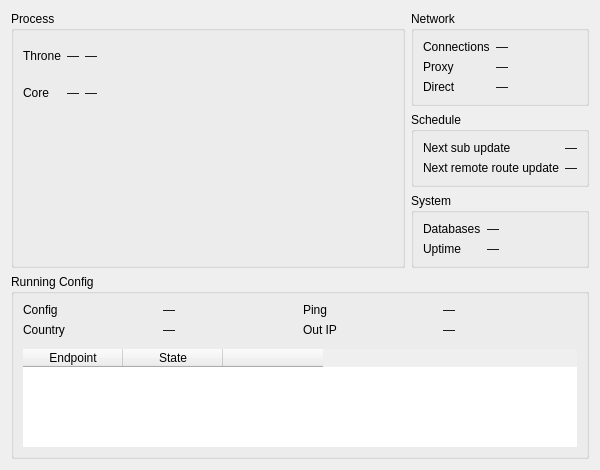
Above: include/ui/stats/RuntimeStatsWidget.ui from parhelia512/nekoray-win7 before the change. Below: the same form after it.
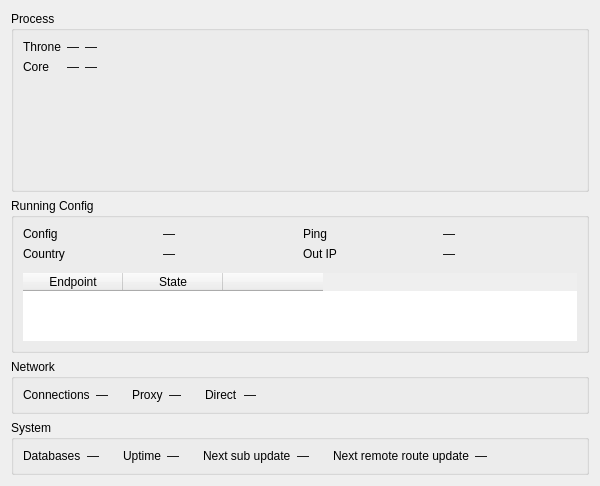
That is the form after the change. Custom widgets are drawn as their Qt base class.

Commit message: change runtime stats ui

```diff
--- a/include/ui/stats/RuntimeStatsWidget.ui
+++ b/include/ui/stats/RuntimeStatsWidget.ui
@@ -11,7 +11,7 @@
    </rect>
   </property>
   <layout class="QGridLayout" name="rootGrid">
-   <item row="0" column="0" rowspan="3">
+   <item row="0" column="0">
     <widget class="QGroupBox" name="groupProcess">
      <property name="title">
       <string>Process</string>
@@ -89,140 +89,33 @@
        </layout>
       </item>
       <item>
-       <widget class="MiniChartWidget" name="cpuChart" native="true"/>
+       <layout class="QHBoxLayout" name="chartsRow">
+        <item>
+         <widget class="MiniChartWidget" name="cpuChart" native="true">
+          <property name="minimumSize">
+           <size>
+            <width>0</width>
+            <height>100</height>
+           </size>
+          </property>
+         </widget>
+        </item>
+        <item>
+         <widget class="MiniChartWidget" name="ramChart" native="true">
+          <property name="minimumSize">
+           <size>
+            <width>0</width>
+            <height>100</height>
+           </size>
+          </property>
+         </widget>
+        </item>
+       </layout>
       </item>
-      <item>
-       <widget class="MiniChartWidget" name="ramChart" native="true"/>
-      </item>
      </layout>
     </widget>
    </item>
-   <item row="0" column="1">
-    <widget class="QGroupBox" name="groupNetwork">
-     <property name="title">
-      <string>Network</string>
-     </property>
-     <layout class="QFormLayout" name="formNetwork">
-      <item row="0" column="0">
-       <widget class="QLabel" name="labelConns">
-        <property name="text">
-         <string>Connections</string>
-        </property>
-       </widget>
-      </item>
-      <item row="0" column="1">
-       <widget class="QLabel" name="vConns">
-        <property name="text">
-         <string notr="true">—</string>
-        </property>
-       </widget>
-      </item>
-      <item row="1" column="0">
-       <widget class="QLabel" name="labelSpeedProxy">
-        <property name="text">
-         <string>Proxy</string>
-        </property>
-       </widget>
-      </item>
-      <item row="1" column="1">
-       <widget class="QLabel" name="vSpeedProxy">
-        <property name="text">
-         <string notr="true">—</string>
-        </property>
-       </widget>
-      </item>
-      <item row="2" column="0">
-       <widget class="QLabel" name="labelSpeedDirect">
-        <property name="text">
-         <string>Direct</string>
-        </property>
-       </widget>
-      </item>
-      <item row="2" column="1">
-       <widget class="QLabel" name="vSpeedDirect">
-        <property name="text">
-         <string notr="true">—</string>
-        </property>
-       </widget>
-      </item>
-     </layout>
-    </widget>
-   </item>
-   <item row="1" column="1">
-    <widget class="QGroupBox" name="groupSchedule">
-     <property name="title">
-      <string>Schedule</string>
-     </property>
-     <layout class="QFormLayout" name="formSchedule">
-      <item row="0" column="0">
-       <widget class="QLabel" name="labelSubUpdate">
-        <property name="text">
-         <string>Next sub update</string>
-        </property>
-       </widget>
-      </item>
-      <item row="0" column="1">
-       <widget class="QLabel" name="vSubUpdate">
-        <property name="text">
-         <string notr="true">—</string>
-        </property>
-       </widget>
-      </item>
-      <item row="1" column="0">
-       <widget class="QLabel" name="labelRouteUpdate">
-        <property name="text">
-         <string>Next remote route update</string>
-        </property>
-       </widget>
-      </item>
-      <item row="1" column="1">
-       <widget class="QLabel" name="vRouteUpdate">
-        <property name="text">
-         <string notr="true">—</string>
-        </property>
-       </widget>
-      </item>
-     </layout>
-    </widget>
-   </item>
-   <item row="2" column="1">
-    <widget class="QGroupBox" name="groupSystem">
-     <property name="title">
-      <string>System</string>
-     </property>
-     <layout class="QFormLayout" name="formSystem">
-      <item row="0" column="0">
-       <widget class="QLabel" name="labelDbSize">
-        <property name="text">
-         <string>Databases</string>
-        </property>
-       </widget>
-      </item>
-      <item row="0" column="1">
-       <widget class="QLabel" name="vDbSize">
-        <property name="text">
-         <string notr="true">—</string>
-        </property>
-       </widget>
-      </item>
-      <item row="1" column="0">
-       <widget class="QLabel" name="labelUptime">
-        <property name="text">
-         <string>Uptime</string>
-        </property>
-       </widget>
-      </item>
-      <item row="1" column="1">
-       <widget class="QLabel" name="vUptime">
-        <property name="text">
-         <string notr="true">—</string>
-        </property>
-       </widget>
-      </item>
-     </layout>
-    </widget>
-   </item>
-   <item row="3" column="0" colspan="2">
+   <item row="1" column="0">
     <widget class="QGroupBox" name="groupRunning">
      <property name="title">
       <string>Running Config</string>
@@ -346,6 +239,228 @@
      </layout>
     </widget>
    </item>
+   <item row="2" column="0">
+    <widget class="QGroupBox" name="groupNetwork">
+     <property name="title">
+      <string>Network</string>
+     </property>
+     <layout class="QGridLayout" name="formNetwork">
+      <item row="0" column="0">
+       <widget class="QLabel" name="labelConns">
+        <property name="text">
+         <string>Connections</string>
+        </property>
+       </widget>
+      </item>
+      <item row="0" column="1">
+       <widget class="QLabel" name="vConns">
+        <property name="text">
+         <string notr="true">—</string>
+        </property>
+       </widget>
+      </item>
+      <item row="0" column="2">
+       <spacer name="networkGap1">
+        <property name="orientation">
+         <enum>Qt::Orientation::Horizontal</enum>
+        </property>
+        <property name="sizeType">
+         <enum>QSizePolicy::Policy::Fixed</enum>
+        </property>
+        <property name="sizeHint" stdset="0">
+         <size>
+          <width>18</width>
+          <height>0</height>
+         </size>
+        </property>
+       </spacer>
+      </item>
+      <item row="0" column="3">
+       <widget class="QLabel" name="labelSpeedProxy">
+        <property name="text">
+         <string>Proxy</string>
+        </property>
+       </widget>
+      </item>
+      <item row="0" column="4">
+       <widget class="QLabel" name="vSpeedProxy">
+        <property name="text">
+         <string notr="true">—</string>
+        </property>
+       </widget>
+      </item>
+      <item row="0" column="5">
+       <spacer name="networkGap2">
+        <property name="orientation">
+         <enum>Qt::Orientation::Horizontal</enum>
+        </property>
+        <property name="sizeType">
+         <enum>QSizePolicy::Policy::Fixed</enum>
+        </property>
+        <property name="sizeHint" stdset="0">
+         <size>
+          <width>18</width>
+          <height>0</height>
+         </size>
+        </property>
+       </spacer>
+      </item>
+      <item row="0" column="6">
+       <widget class="QLabel" name="labelSpeedDirect">
+        <property name="text">
+         <string>Direct</string>
+        </property>
+       </widget>
+      </item>
+      <item row="0" column="7">
+       <widget class="QLabel" name="vSpeedDirect">
+        <property name="text">
+         <string notr="true">—</string>
+        </property>
+       </widget>
+      </item>
+      <item row="0" column="8">
+       <spacer name="networkTail">
+        <property name="orientation">
+         <enum>Qt::Orientation::Horizontal</enum>
+        </property>
+        <property name="sizeHint" stdset="0">
+         <size>
+          <width>0</width>
+          <height>0</height>
+         </size>
+        </property>
+       </spacer>
+      </item>
+     </layout>
+    </widget>
+   </item>
+   <item row="3" column="0">
+    <widget class="QGroupBox" name="groupSystem">
+     <property name="title">
+      <string>System</string>
+     </property>
+     <layout class="QGridLayout" name="formSystem">
+      <item row="0" column="0">
+       <widget class="QLabel" name="labelDbSize">
+        <property name="text">
+         <string>Databases</string>
+        </property>
+       </widget>
+      </item>
+      <item row="0" column="1">
+       <widget class="QLabel" name="vDbSize">
+        <property name="text">
+         <string notr="true">—</string>
+        </property>
+       </widget>
+      </item>
+      <item row="0" column="2">
+       <spacer name="systemGap1">
+        <property name="orientation">
+         <enum>Qt::Orientation::Horizontal</enum>
+        </property>
+        <property name="sizeType">
+         <enum>QSizePolicy::Policy::Fixed</enum>
+        </property>
+        <property name="sizeHint" stdset="0">
+         <size>
+          <width>18</width>
+          <height>0</height>
+         </size>
+        </property>
+       </spacer>
+      </item>
+      <item row="0" column="3">
+       <widget class="QLabel" name="labelUptime">
+        <property name="text">
+         <string>Uptime</string>
+        </property>
+       </widget>
+      </item>
+      <item row="0" column="4">
+       <widget class="QLabel" name="vUptime">
+        <property name="text">
+         <string notr="true">—</string>
+        </property>
+       </widget>
+      </item>
+      <item row="0" column="5">
+       <spacer name="systemGap2">
+        <property name="orientation">
+         <enum>Qt::Orientation::Horizontal</enum>
+        </property>
+        <property name="sizeType">
+         <enum>QSizePolicy::Policy::Fixed</enum>
+        </property>
+        <property name="sizeHint" stdset="0">
+         <size>
+          <width>18</width>
+          <height>0</height>
+         </size>
+        </property>
+       </spacer>
+      </item>
+      <item row="0" column="6">
+       <widget class="QLabel" name="labelSubUpdate">
+        <property name="text">
+         <string>Next sub update</string>
+        </property>
+       </widget>
+      </item>
+      <item row="0" column="7">
+       <widget class="QLabel" name="vSubUpdate">
+        <property name="text">
+         <string notr="true">—</string>
+        </property>
+       </widget>
+      </item>
+      <item row="0" column="8">
+       <spacer name="systemGap3">
+        <property name="orientation">
+         <enum>Qt::Orientation::Horizontal</enum>
+        </property>
+        <property name="sizeType">
+         <enum>QSizePolicy::Policy::Fixed</enum>
+        </property>
+        <property name="sizeHint" stdset="0">
+         <size>
+          <width>18</width>
+          <height>0</height>
+         </size>
+        </property>
+       </spacer>
+      </item>
+      <item row="0" column="9">
+       <widget class="QLabel" name="labelRouteUpdate">
+        <property name="text">
+         <string>Next remote route update</string>
+        </property>
+       </widget>
+      </item>
+      <item row="0" column="10">
+       <widget class="QLabel" name="vRouteUpdate">
+        <property name="text">
+         <string notr="true">—</string>
+        </property>
+       </widget>
+      </item>
+      <item row="0" column="11">
+       <spacer name="systemTail">
+        <property name="orientation">
+         <enum>Qt::Orientation::Horizontal</enum>
+        </property>
+        <property name="sizeHint" stdset="0">
+         <size>
+          <width>0</width>
+          <height>0</height>
+         </size>
+        </property>
+       </spacer>
+      </item>
+     </layout>
+    </widget>
+   </item>
   </layout>
  </widget>
  <customwidgets>
```
The commit also changes 1 other file.
